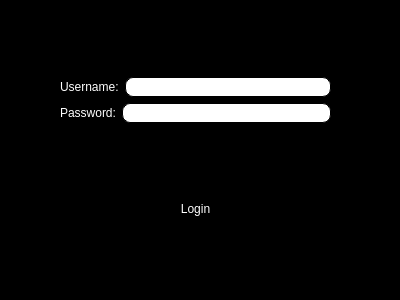
The window that gwent/logindialog.ui (unbiarirang/gwent) describes before a commit, drawn with Qt 5.
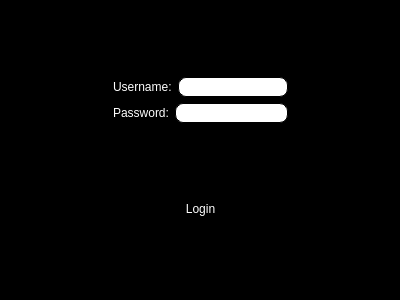
The same window after the commit. Icons and pictures are not drawn.

What changed in the file:
```diff
--- a/gwent/logindialog.ui
+++ b/gwent/logindialog.ui
@@ -71,12 +71,27 @@
    <widget class="QWidget" name="">
     <property name="geometry">
      <rect>
-      <x>50</x>
+      <x>10</x>
       <y>-2</y>
-      <width>271</width>
+      <width>361</width>
       <height>281</height>
      </rect>
     </property>
+    <layout class="QHBoxLayout" name="horizontalLayout_3">
+     <item>
+      <spacer name="horizontalSpacer">
+       <property name="orientation">
+        <enum>Qt::Horizontal</enum>
+       </property>
+       <property name="sizeHint" stdset="0">
+        <size>
+         <width>40</width>
+         <height>20</height>
+        </size>
+       </property>
+      </spacer>
+     </item>
+     <item>
     <layout class="QVBoxLayout" name="verticalLayout_2">
      <item>
       <spacer name="verticalSpacer">
@@ -148,6 +163,11 @@
        <property name="cursor">
         <cursorShape>PointingHandCursor</cursorShape>
        </property>
+         <property name="styleSheet">
+          <string notr="true">:hover {
+color: rgb(200, 200, 200)
+}</string>
+         </property>
        <property name="text">
         <string>Login</string>
        </property>
@@ -162,6 +182,21 @@
         <size>
          <width>20</width>
          <height>28</height>
+          </size>
+         </property>
+        </spacer>
+       </item>
+      </layout>
+     </item>
+     <item>
+      <spacer name="horizontalSpacer_2">
+       <property name="orientation">
+        <enum>Qt::Horizontal</enum>
+       </property>
+       <property name="sizeHint" stdset="0">
+        <size>
+         <width>40</width>
+         <height>20</height>
         </size>
        </property>
       </spacer>
```
Left out of the diff: 2 changed lines with no effect on the pictures. Lines whose indentation alone changed are shown as unchanged.
